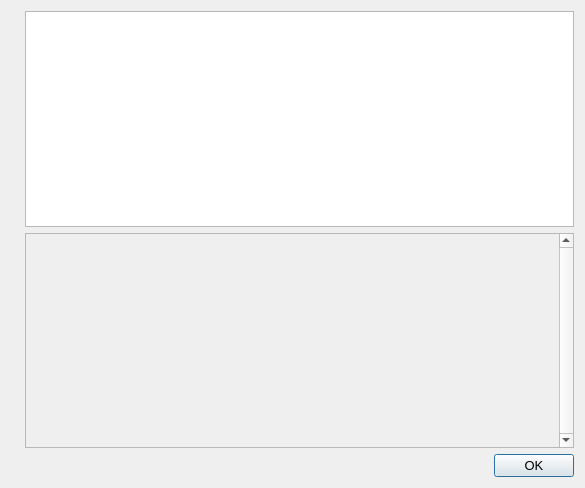
Old version of the form src/qt/forms/helpmessagedialog.ui in the repository tofutim/mota.
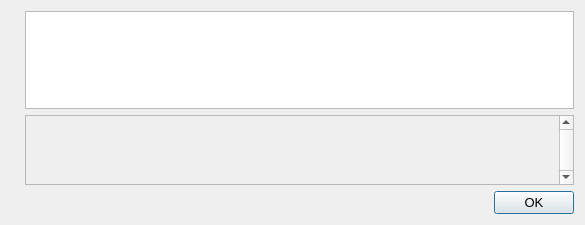
New version of the form. Icons and pictures are not drawn.

```diff
--- a/src/qt/forms/helpmessagedialog.ui
+++ b/src/qt/forms/helpmessagedialog.ui
@@ -7,7 +7,7 @@
     <x>0</x>
     <y>0</y>
     <width>585</width>
-    <height>488</height>
+    <height>225</height>
    </rect>
   </property>
   <property name="font">
@@ -54,8 +54,8 @@
          <rect>
           <x>0</x>
           <y>0</y>
-          <width>479</width>
-          <height>213</height>
+          <width>447</width>
+          <height>68</height>
          </rect>
         </property>
         <layout class="QVBoxLayout" name="verticalLayout_2">
```
